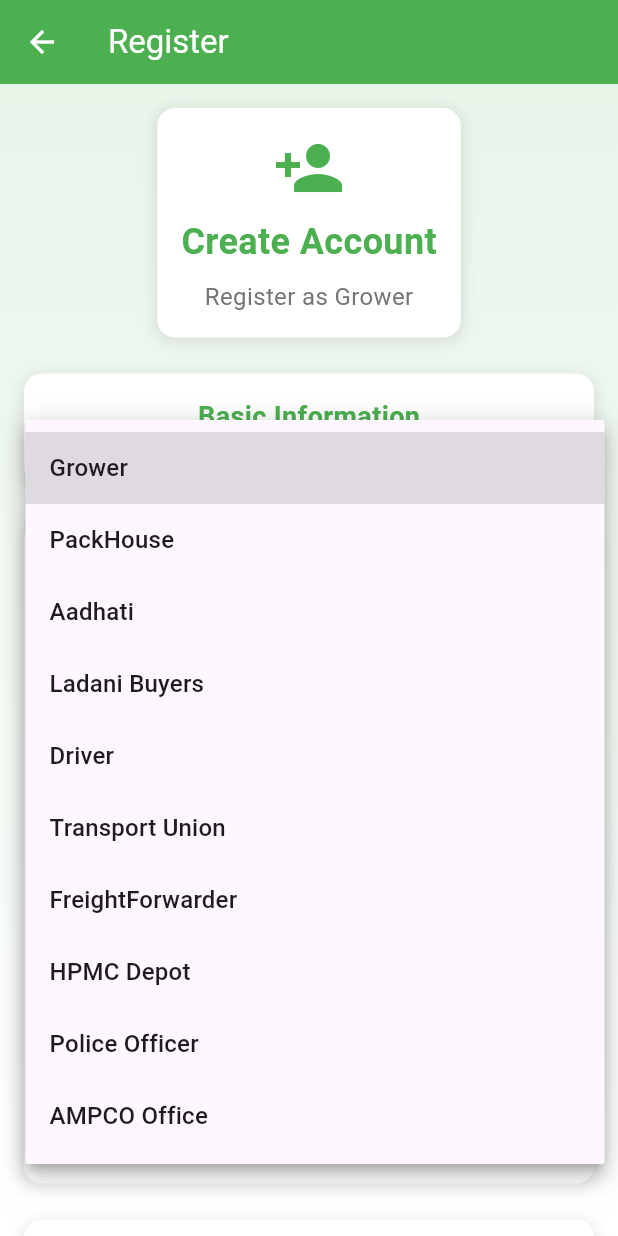
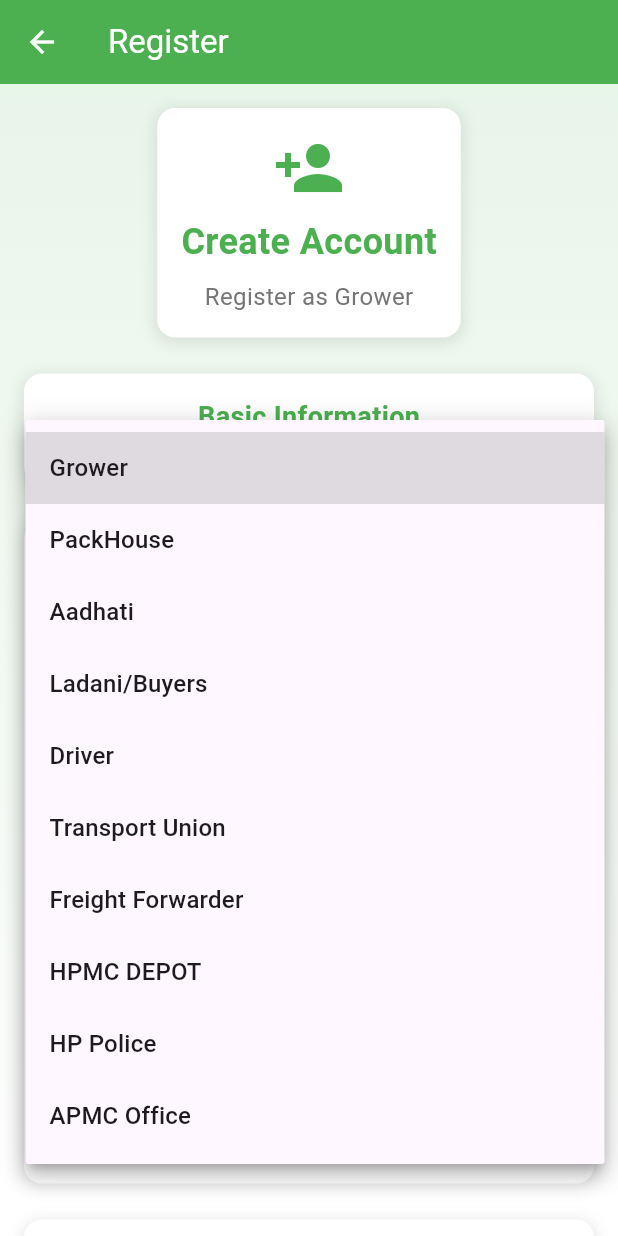
Before and after one commit to Shiva-04z/ipa_test, a Flutter app: the RegisterView screen opened by its route, after a tap on "Grower", on a phone screen of 412 x 824 dp. Run offline on Flutter 3.47's test engine with Material 3 defaults, Android fonts, the phone set to English and light mode, and no system bars; our stand-ins replace equatable, firebase_core, flutter_contacts, flutter_map, geocoding, geolocator and 6 more; accounts and stored records are empty.

Commit message:
user register and sign up

```diff
--- a/lib/core/globalsWidgets.dart
+++ b/lib/core/globalsWidgets.dart
@@ -25,6 +25,7 @@ PreferredSizeWidget buildAppbar() {
 }
 
 Widget buildInfo() {
+  print("Person Name : ${glb.personName.value}");
   return Container(
     color: Colors.green,
     padding: const EdgeInsets.all(12),
--- a/lib/features/register/register_controller.dart
+++ b/lib/features/register/register_controller.dart
@@ -165,13 +165,13 @@ class RegisterController extends GetxController {
     "Grower",
     "PackHouse",
     "Aadhati",
-    "Ladani Buyers",
+    "Ladani/Buyers",
     "Driver",
     "Transport Union",
-    "FreightForwarder",
-    "HPMC Depot",
-    "Police Officer",
-    "AMPCO Office",
+    "Freight Forwarder",
+    "HPMC DEPOT",
+    "HP Police",
+    "APMC Office",
   ];
 
   // Firm types for aadhati
@@ -525,17 +525,17 @@ class RegisterController extends GetxController {
         return 3;
       case "Corporate Company":
       case "Buyer":
-      case "Ladani Buyers":
+      case "Ladani/Buyers":
         return 3;
       case "Driver":
         return 3;
-      case "HPMC Depot":
+      case "HPMC DEPOT":
         return 3;
-      case "FreightForwarder":
+      case "Freight Forwarder":
         return 3;
       case "Police Officer":
         return 3;
-      case "AMPCO Office":
+      case "APMC Office":
         return 3;
       default:
         return 2;
@@ -559,18 +559,18 @@ class RegisterController extends GetxController {
           return "Transport Union Details";
         } else if (selectedRole.value == "Corporate Company" ||
             selectedRole.value == "Buyer" ||
-            selectedRole.value == "Ladani Buyers") {
+            selectedRole.value == "Ladani/Buyers") {
           return "Ladani/Buyer Details";
         } else if (selectedRole.value == "Driver") {
           return "Driver Details";
-        } else if (selectedRole.value == "HPMC Depot") {
+        } else if (selectedRole.value == "HPMC DEPOT") {
           return "HPMC Depot Details";
-        } else if (selectedRole.value == "FreightForwarder") {
+        } else if (selectedRole.value == "Freight Forwarder") {
           return "Freight Forwarder Details";
-        } else if (selectedRole.value == "Police Officer") {
+        } else if (selectedRole.value == "HP Police") {
           return "Police Officer Details";
-        } else if (selectedRole.value == "AMPCO Office") {
-          return "AMPCO Office Details";
+        } else if (selectedRole.value == "APMC Office") {
+          return "APMC Office Details";
         }
         return "Additional Details";
       default:
@@ -599,22 +599,22 @@ class RegisterController extends GetxController {
           break;
         case "Corporate Company":
         case "Buyer":
-        case "Ladani Buyers":
+        case "Ladani/Buyers":
           await registerLadani();
           break;
         case "Driver":
           await registerDriver();
           break;
-        case "HPMC Depot":
+        case "HPMC DEPOT":
           await registerHpmcDepot();
           break;
-        case "FreightForwarder":
+        case "Freight Forwarder":
           await registerFreightForwarder();
           break;
         case "Police Officer":
           await registerPoliceOfficer();
           break;
-        case "AMPCO Office":
+        case "APMC Office":
           await registerAmpcoOffice();
           break;
         default:
@@ -1551,6 +1551,7 @@ class RegisterController extends GetxController {
       if (response.statusCode == 201 || response.statusCode == 200) {
         final responseData = jsonDecode(response.body);
         glb.userId.value = responseData['_id'];
+        print("User data : $responseData");
         Get.snackbar(
           'Success',
           'User account created successfully!',
@@ -1802,13 +1803,13 @@ class RegisterController extends GetxController {
 
       if(selectedRole.value == "PackHouse"){
         geoLocationController.text = address;
-      } else if(selectedRole.value == "Police Officer"){
+      } else if(selectedRole.value == "HP Police"){
         policeDutyLocationController.text = address;
-      } else if(selectedRole.value == "HPMC Depot") {
+      } else if(selectedRole.value == "HPMC DEPOT") {
         locationHpmcController.text = address;
-      } else if(selectedRole.value == "FreightForwarder") {
+      } else if(selectedRole.value == "Freight Forwarder") {
         locationOnGoogleFreightController.text = address;
-      } else if(selectedRole.value == "Ladani Buyers") {
+      } else if(selectedRole.value == "Ladani/Buyers") {
         locationOnGoogleController.text = address;
       }
 
--- a/lib/features/register/register_view.dart
+++ b/lib/features/register/register_view.dart
@@ -149,17 +149,17 @@ class RegisterView extends GetView<RegisterController> {
             return _buildTransportUnionDetailsStep();
           } else if (controller.selectedRole.value == "Corporate Company" ||
               controller.selectedRole.value == "Buyer" ||
-              controller.selectedRole.value == "Ladani Buyers") {
+              controller.selectedRole.value == "Ladani/Buyers") {
             return _buildLadaniDetailsStep();
           } else if (controller.selectedRole.value == "Driver") {
             return _buildDriverDetailsStep();
-          } else if (controller.selectedRole.value == "HPMC Depot") {
+          } else if (controller.selectedRole.value == "HPMC DEPOT") {
             return _buildHpmcDepotDetailsStep();
-          } else if (controller.selectedRole.value == "FreightForwarder") {
+          } else if (controller.selectedRole.value == "Freight Forwarder") {
             return _buildFreightForwarderDetailsStep();
-          } else if (controller.selectedRole.value == "Police Officer") {
+          } else if (controller.selectedRole.value == "HP Police") {
             return _buildPoliceOfficerDetailsStep();
-          } else if (controller.selectedRole.value == "AMPCO Office") {
+          } else if (controller.selectedRole.value == "APMC Office") {
             return _buildAmpcoOfficeDetailsStep();
           }
           return Container();
```
Also changed, not shown: lib/core/globals.dart (+49 -1 lines), lib/features/signUpPage/signUp_controller.dart (+64 -2 lines), lib/features/signUpPage/signUp_view.dart (+26 -2 lines), lib/features/transportUnion/transportUnion_controller.dart (+9 -5 lines).
